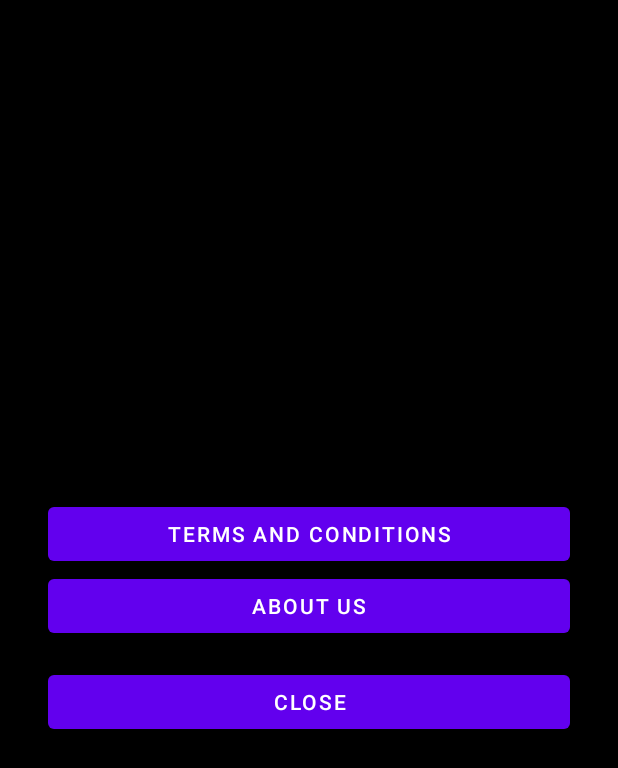
After one commit to KronoStudios/the-game, an Android app: the layout popup_window.xml on its own in the app's theme, with its tools: preview values and no code run, on a phone screen of 412 x 824 dp. The commit adds this screen. Shown: the top 768 px of the screen. Run offline under Robolectric (Android 15) with nearby library versions, the phone set to English and light mode, and no system bars.

Commit message:
Legal popup

```diff
--- a/app/src/main/res/layout/activity_about.xml
+++ b/app/src/main/res/layout/activity_about.xml
@@ -41,4 +41,6 @@
       app:layout_constraintEnd_toEndOf="parent"
       app:layout_constraintStart_toStartOf="parent"
       app:layout_constraintTop_toBottomOf="@+id/textAuthors" />
+
+
   </androidx.constraintlayout.widget.ConstraintLayout>
--- /dev/null
+++ b/app/src/main/res/layout/popup_window.xml
@@ -0,0 +1,28 @@
+<?xml version="1.0" encoding="utf-8"?>
+<LinearLayout xmlns:android="http://schemas.android.com/apk/res/android"
+    android:orientation="vertical" android:layout_width="match_parent"
+    android:layout_height="match_parent"
+    android:gravity="center"
+    android:background="#000"
+    android:padding="32dp">
+
+    <Button
+        android:layout_width="match_parent"
+        android:layout_height="wrap_content"
+        android:text="@string/terms"
+        android:id="@+id/btnTerms"/>
+
+    <Button
+        android:layout_width="match_parent"
+        android:layout_height="wrap_content"
+        android:text="@string/about"
+        android:id="@+id/btnAbout"/>
+
+    <Button
+        android:layout_width="match_parent"
+        android:layout_height="wrap_content"
+        android:text="@string/close"
+        android:layout_marginTop="16dp"
+        android:id="@+id/btnCloseLegal"/>
+
+</LinearLayout>
--- a/app/src/main/res/values/strings.xml
+++ b/app/src/main/res/values/strings.xml
@@ -4,4 +4,6 @@
     <string name="authors">Authors</string>
     <string name="version">Version</string>
     <string name="terms">Terms and Conditions</string>
+    <string name="legal">Legal information</string>
+    <string name="close">Close</string>
 </resources>
```
Also changed, not shown: app/src/main/java/com/kronostudios/the_game/MainMenu.java (+38 -4 lines), app/src/main/res/layout/activity_main_menu.xml (+9 -20 lines), 1 other file.
